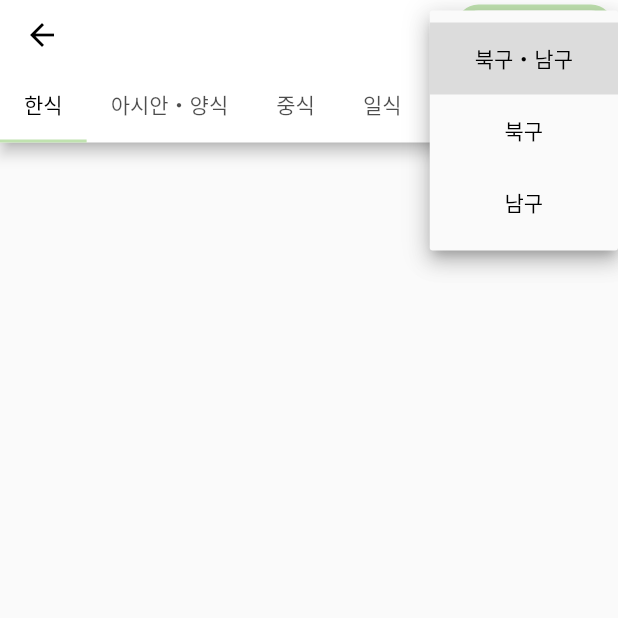
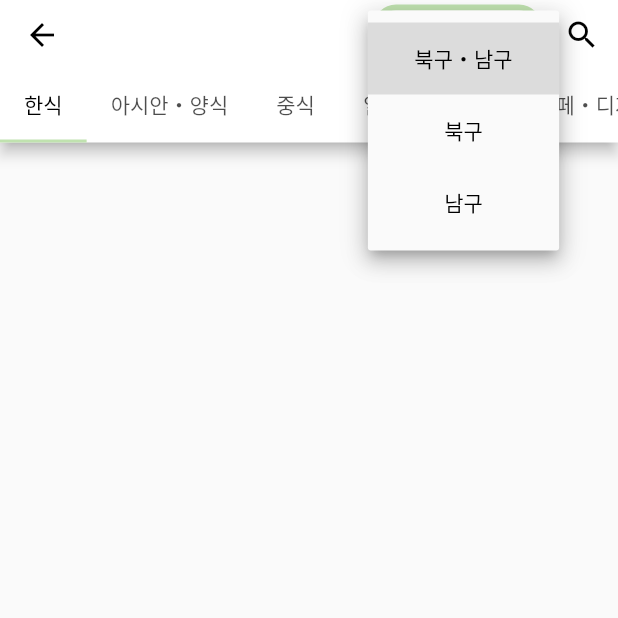
Before and after one commit to someng2/BravePeople, a Flutter app: the Store screen opened by its route, after a tap on "북구・남구", on a phone screen of 412 x 824 dp, the top half of it. Run offline on Flutter 3.47's test engine with Material 2 defaults, Android fonts, the phone set to English and light mode, and no system bars; our stand-ins replace cloud_firestore, firebase_auth, firebase_core, firebase_storage, google_maps_flutter, google_sign_in and 1 more; accounts and stored records are empty; network calls fail.

Commit message:
[Update] store.dart

```diff
--- a/lib/store.dart
+++ b/lib/store.dart
@@ -5,9 +5,18 @@ import 'store_detail.dart';
 
 class Store_id {
   final int store_id;
+  final double latitude;
+  final double longitude;
+  final String name;
+  final int review_count;
+  final String address_gu;
+  final String address;
+  final String phone;
+  final String image;
 
-  Store_id(this.store_id);
+  Store_id(this.store_id, this.latitude, this.longitude, this.name, this.review_count, this.address_gu, this.address, this.phone, this.image);
 }
+
 
 class Store extends StatefulWidget {
   const Store({Key? key}) : super(key: key);
@@ -19,12 +28,45 @@ class Store extends StatefulWidget {
 class _StoreState extends State<Store> {
   final List<String> valueList = ['북구・남구', '북구', '남구'];
   String dropdownValue = '북구・남구';
+  final TextEditingController _filter = TextEditingController();
+  Icon _searchIcon = const Icon(Icons.search);
+  Widget _appBarTitle = Text('Search Example');
+  List filteredNames = [];
+  List names = [];
+  String _searchText = "";
 
   bool total = true;
   bool Bukgu = true;
+  bool searching = false;
+
+  _StoreState() {
+    _filter.addListener(() {
+      if (_filter.text.isEmpty) {
+        setState(() {
+          _searchText = "";
+          filteredNames = names;
+        });
+      } else {
+        setState(() {
+          _searchText = _filter.text;
+        });
+      }
+    });
+  }
 
   @override
   Widget build(BuildContext context) {
+    if (!(_searchText.isEmpty)) {
+      List tempList = [];
+      for (int i = 0; i < filteredNames.length; i++) {
+        if (filteredNames[i]['name']
+            .toLowerCase()
+            .contains(_searchText.toLowerCase())) {
+          tempList.add(filteredNames[i]);
+        }
+      }
+      filteredNames = tempList;
+    }
     return DefaultTabController(
         length: 6,
         child: Scaffold(
@@ -35,7 +77,9 @@ class _StoreState extends State<Store> {
                   color: Colors.black,
                 ),
                 // foregroundColor: Colors.black,
-            actions: [
+                title: _appBarTitle,
+                actions: <Widget>[
+                  if (!searching)
                     Container(
                       decoration: BoxDecoration(
                         borderRadius: BorderRadius.circular(15.0),
@@ -45,17 +89,17 @@ class _StoreState extends State<Store> {
                             width: 4),
                       ),
                       height: 10,
-                width: 105,
-                // alignment: Alignment.center,
-                margin: EdgeInsets.all(3),
+                      width: 112,
+                      margin: const EdgeInsets.all(3),
                       child: Row(
                         mainAxisAlignment: MainAxisAlignment.center,
                         crossAxisAlignment: CrossAxisAlignment.center,
                         children: [
                           DropdownButton<String>(
                             value: dropdownValue,
-                      icon: const Icon(Icons.arrow_downward),
-                      iconSize: 20,
+                            icon: const Icon(Icons.arrow_downward,
+                                color: Color(0xffc0e2af)),
+                            iconSize: 22,
                             style: const TextStyle(color: Colors.black),
                             alignment: Alignment.center,
                             underline: Container(),
@@ -84,9 +128,22 @@ class _StoreState extends State<Store> {
                           ),
                         ],
                       ),
-              )
+                    ),
+                  IconButton(
+                    icon: _searchIcon,
+                    onPressed: () {
+                      _searchPressed();
+                    },
+                  ),
                 ],
-            bottom: const PreferredSize(
+                // if (searching)
+                bottom: (searching
+                    ? const PreferredSize(
+                    preferredSize: Size.fromHeight(10),
+                    child: SizedBox(
+                      height: 10,
+                    ))
+                    : const PreferredSize(
                   child: TabBar(
                       isScrollable: true,
                       indicatorColor: Color(0xffc0e2af),
@@ -103,30 +160,77 @@ class _StoreState extends State<Store> {
                         Tab(text: '카페・디저트'),
                       ]),
                   preferredSize: Size.fromHeight(40),
+                ))),
+            body: (searching
+                ? _buildTabBarView('no', Bukgu, total, searching, _searchText)
+                : TabBarView(
+              children: [
+                _buildTabBarView(
+                    '한식', Bukgu, total, searching, _searchText),
+                _buildTabBarView(
+                    '양식', Bukgu, total, searching, _searchText),
+                _buildTabBarView(
+                    '중식', Bukgu, total, searching, _searchText),
+                _buildTabBarView(
+                    '일식', Bukgu, total, searching, _searchText),
+                _buildTabBarView(
+                    '분식', Bukgu, total, searching, _searchText),
+                _buildTabBarView(
+                    '카페', Bukgu, total, searching, _searchText),
+              ],
+            ))));
+  }
+
+  void _searchPressed() {
+    setState(() {
+      if (_searchIcon.icon == Icons.search) {
+        searching = true;
+        _searchIcon = const Icon(Icons.close);
+        _appBarTitle = TextField(
+          controller: _filter,
+          decoration: const InputDecoration(
+            prefixIcon: Icon(Icons.search, color: Color(0xffc0e2af)),
+            hintText: '메뉴 검색',
+            enabledBorder: UnderlineInputBorder(
+              borderSide: BorderSide(color: Color(0xffc0e2af), width: 2),
+            ),
+            focusedBorder: UnderlineInputBorder(
+              borderSide: BorderSide(color: Color(0xffc0e2af), width: 2),
             ),
           ),
-          body: TabBarView(
-            children: [
-              _buildTabBarView('한식', Bukgu, total),
-              _buildTabBarView('양식', Bukgu, total),
-              _buildTabBarView('중식', Bukgu, total),
-              _buildTabBarView('일식', Bukgu, total),
-              _buildTabBarView('분식', Bukgu, total),
-              _buildTabBarView('카페', Bukgu, total),
-            ],
-          ),
-        ));
+        );
+      } else {
+        _searchIcon = const Icon(Icons.search);
+        searching = false;
+        _appBarTitle = const Text('');
+        filteredNames = names;
+        _filter.clear();
+      }
+    });
   }
 }
 
-Widget _buildTabBarView(String category, bool Bukgu, bool total) {
+Widget _buildTabBarView(String category, bool Bukgu, bool total, bool searching,
+    String _searchText) {
   return StreamBuilder<QuerySnapshot>(
       stream: total
+          ? (searching
           ? (FirebaseFirestore.instance
           .collection('store')
-          .where('category', isEqualTo: category)
+      // .where('name', isEqualTo: _searchText)
+          .where('menu', arrayContains: _searchText)
           .snapshots())
           : (FirebaseFirestore.instance
+          .collection('store')
+          .where('category', isEqualTo: category)
+          .snapshots()))
+          : (searching
+          ? (FirebaseFirestore.instance
+          .collection('store')
+          .where('menu', arrayContains: _searchText)
+          .where('address_gu', isEqualTo: (Bukgu ? '북구' : '남구'))
+          .snapshots())
+          : FirebaseFirestore.instance
           .collection('store')
           .where('category', isEqualTo: category)
           .where('address_gu', isEqualTo: (Bukgu ? '북구' : '남구'))
@@ -139,10 +243,14 @@ Widget _buildTabBarView(String category, bool Bukgu, bool total) {
         if (snapshot.connectionState == ConnectionState.waiting) {
           return const Text("Loading");
         }
+
         return ListView(
           children: snapshot.data!.docs.map((DocumentSnapshot document) {
             Map<String, dynamic> data =
             document.data()! as Map<String, dynamic>;
+
+            String menu1 = data['menu'][0];
+            String menu2 = data['menu'][1];
             return Column(
               children: [
                 ListTile(
@@ -157,21 +265,11 @@ Widget _buildTabBarView(String category, bool Bukgu, bool total) {
                   subtitle: Column(
                     crossAxisAlignment: CrossAxisAlignment.start,
                     children: [
-                      Row(
-                        children: [
                       Text(
-                            data['menu'][0],
-                            style: const TextStyle(fontSize: 11),
-                          ),
-                          const Text(
-                            ', ',
-                            style: TextStyle(fontSize: 11),
-                          ),
-                          Text(
-                            data['menu'][1],
-                            style: const TextStyle(fontSize: 11),
-                          ),
-                        ],
+                        '$menu1 , $menu2',
+                        softWrap: true,
+                        // maxLines: 1,
+                        style: const TextStyle(fontSize: 12),
                       ),
                       const SizedBox(height: 10),
                       Text(data['business_time']),
@@ -182,12 +280,14 @@ Widget _buildTabBarView(String category, bool Bukgu, bool total) {
                         Navigator.pushNamed(
                           context,
                           StoreDetail.routeName,
-                          arguments: Store_id(data['store_id']),
+                          arguments: Store_id(data['store_id'], data['latitude'], data['longitude'], data['name'], data['review_count'], data['address_gu'], data['address'], data['phone'], data['image']),
                         );
                       },
                       icon: const Icon(Icons.navigate_next)),
                 ),
-                const Divider(),
+                const Divider(
+                  thickness: 1,
+                ),
               ],
             );
           }).toList(),
```
Lines whose indentation alone changed are shown as unchanged.
